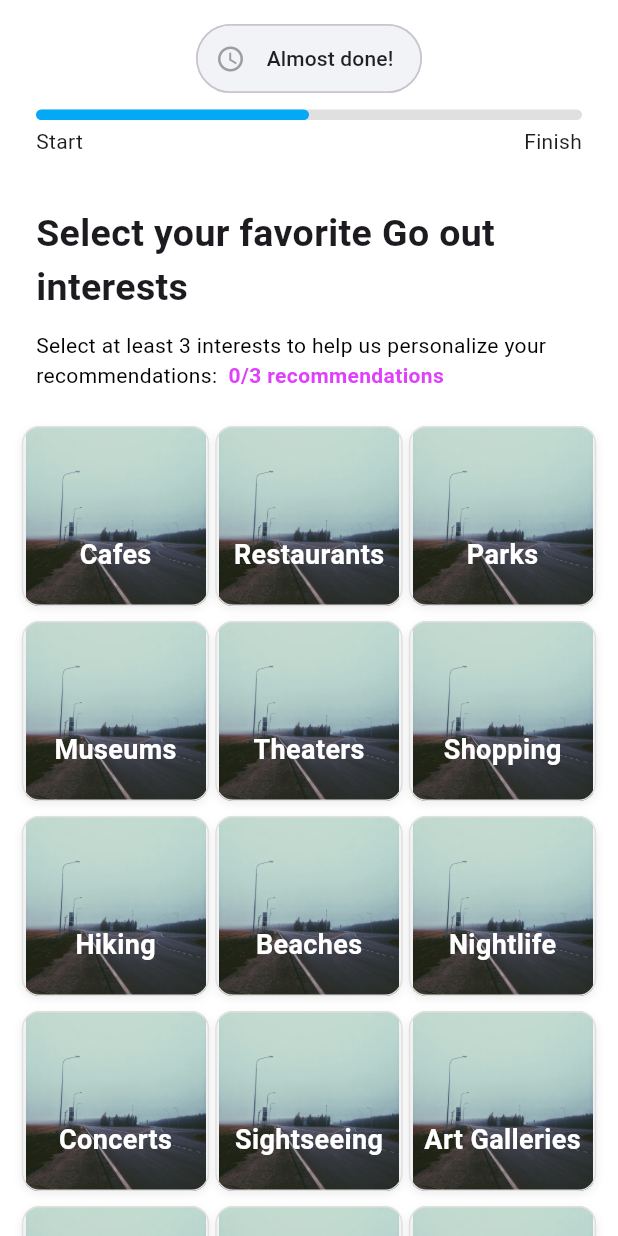
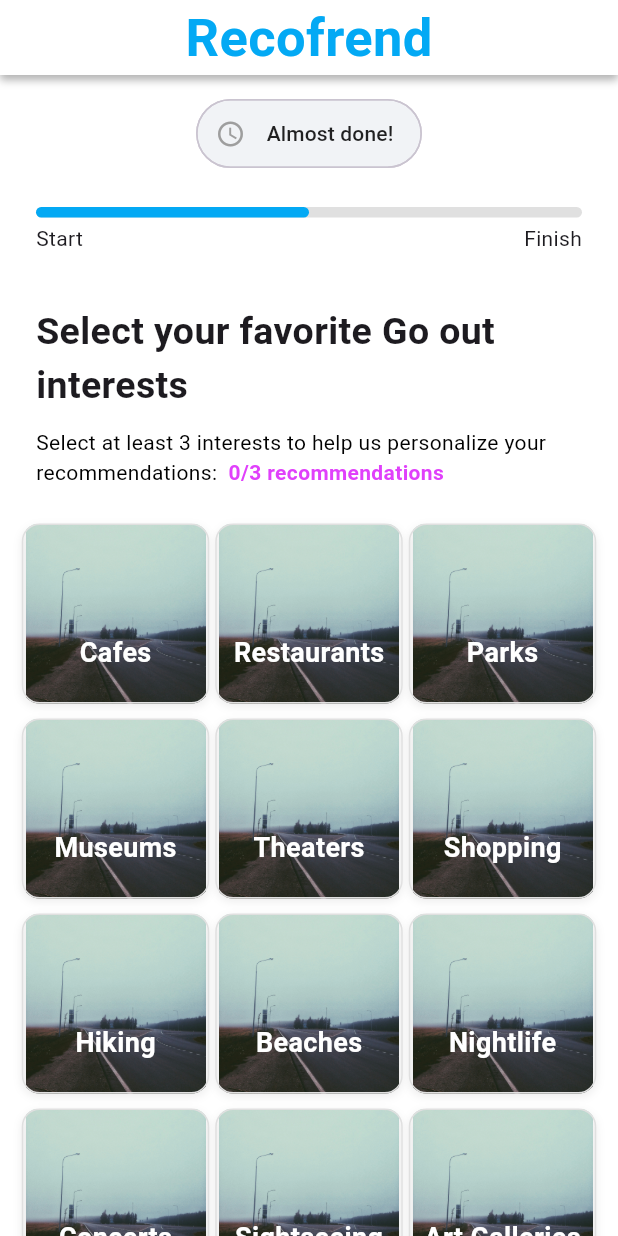
Before and after one commit to yolakshya19/Recofrend, a Flutter app: the PreferencesScreengoout screen opened directly, on a phone screen of 412 x 824 dp. Run offline on Flutter 3.47's test engine with Material 3 defaults, Android fonts, the phone set to English and light mode, and no system bars; our stand-ins replace pin_code_fields.

Commit message:
Added app bar in preferences screen

```diff
--- a/lib/screens/preferences_screenGoOut.dart
+++ b/lib/screens/preferences_screenGoOut.dart
@@ -37,15 +37,49 @@ class _PreferencesScreengooutState extends State<PreferencesScreengoout> {
       body: Column(
         children: [
           SafeArea(
-            child: Padding(
-              padding: const EdgeInsets.fromLTRB(0, 15, 0, 0),
+            child: Container(
+              decoration: BoxDecoration(
+                color: Colors.white,
+                boxShadow: [
+                  BoxShadow(
+                    color: const Color.fromARGB(255, 177, 177, 177),
+                    blurRadius: 4,
+                    offset: Offset(0, 3),
+                  ),
+                ],
+              ),
+              // padding: const EdgeInsets.fromLTRB(16, 40, 16, 20),
+              width: double.infinity,
+              child: Center(
+                child: Text(
+                  "Recofrend",
+                  style: TextStyle(
+                    fontSize: 35,
+                    fontWeight: FontWeight.bold,
+                    color: Colors.lightBlue,
+                  ),
+                ),
+              ),
+            ),
+          ),
+
+          Expanded(
+            child: SingleChildScrollView(
+              child: Column(
+                children: [
+                  Padding(
+                    padding: const EdgeInsets.fromLTRB(0, 15, 0, 15),
                     child: Center(
                       child: Chip(
                         labelPadding: EdgeInsets.symmetric(
                           horizontal: 10,
                           vertical: 4,
                         ),
-                  avatar: Icon(Icons.access_time, color: Colors.grey, size: 20),
+                        avatar: Icon(
+                          Icons.access_time,
+                          color: Colors.grey,
+                          size: 20,
+                        ),
                         label: Text(
                           "Almost done!",
                           style: TextStyle(color: Colors.black87),
@@ -55,10 +89,12 @@ class _PreferencesScreengooutState extends State<PreferencesScreengoout> {
                       ),
                     ),
                   ),
-          ),
 
                   Padding(
-            padding: const EdgeInsets.symmetric(horizontal: 24, vertical: 10),
+                    padding: const EdgeInsets.symmetric(
+                      horizontal: 24,
+                      vertical: 10,
+                    ),
                     child: Column(
                       crossAxisAlignment: CrossAxisAlignment.stretch,
                       children: [
@@ -66,7 +102,9 @@ class _PreferencesScreengooutState extends State<PreferencesScreengoout> {
                           value: 0.5,
                           minHeight: 7,
                           backgroundColor: Colors.grey[300],
-                  valueColor: AlwaysStoppedAnimation<Color>(Colors.lightBlue),
+                          valueColor: AlwaysStoppedAnimation<Color>(
+                            Colors.lightBlue,
+                          ),
                           borderRadius: BorderRadius.circular(12),
                         ),
                         const SizedBox(height: 4),
@@ -81,10 +119,6 @@ class _PreferencesScreengooutState extends State<PreferencesScreengoout> {
                     ),
                   ),
 
-          Expanded(
-            child: SingleChildScrollView(
-              child: Column(
-                children: [
                   Padding(
                     padding: EdgeInsets.all(24),
                     child: Column(
```
Also changed, not shown: lib/screens/preferences_screenBOOKS.dart (+44 -10 lines), lib/screens/preferences_screen_food.dart (+20 -8 lines), lib/screens/preferences_screen_ott.dart (+44 -10 lines), 2 other files. Lines whose indentation alone changed are shown as unchanged.
